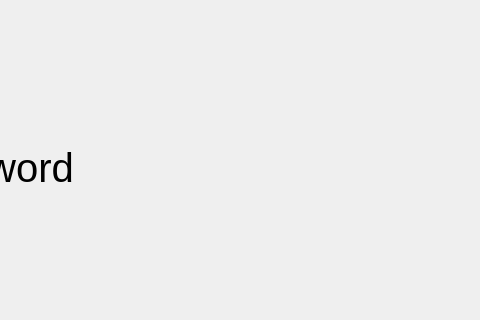
This is games/hangman/game_hangman.ui in Taifin/ChitChat as Qt 5 draws it before an edit; both pictures show x 190 to 670 and y 0 to 320 of the 670 by 424 pixel window. The edited form follows.
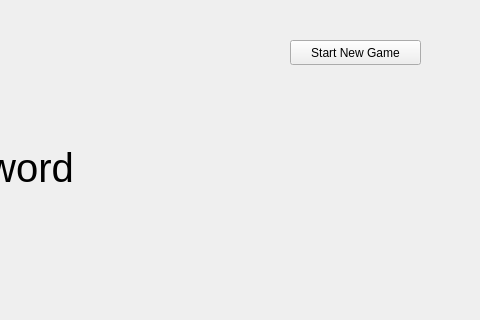
This is the edited form.

Patch:
```diff
--- a/games/hangman/game_hangman.ui
+++ b/games/hangman/game_hangman.ui
@@ -97,6 +97,19 @@
     </item>
    </layout>
   </widget>
+  <widget class="QPushButton" name="start_button">
+   <property name="geometry">
+    <rect>
+     <x>480</x>
+     <y>40</y>
+     <width>131</width>
+     <height>25</height>
+    </rect>
+   </property>
+   <property name="text">
+    <string>Start New Game</string>
+   </property>
+  </widget>
  </widget>
  <resources/>
  <connections/>
```
